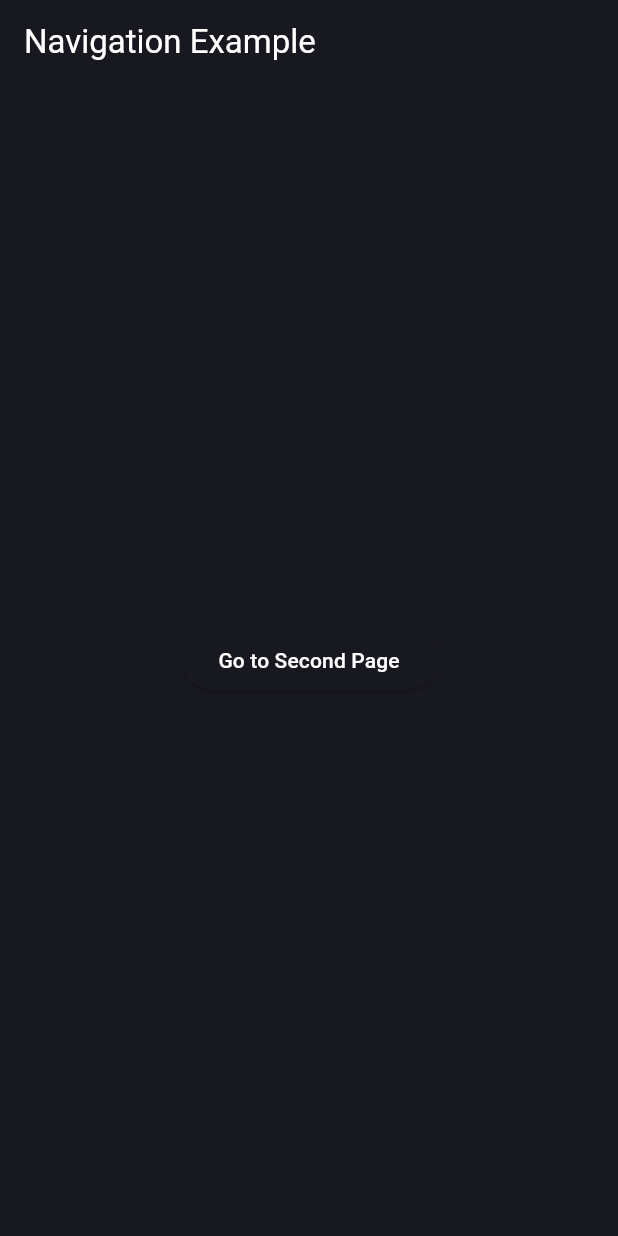
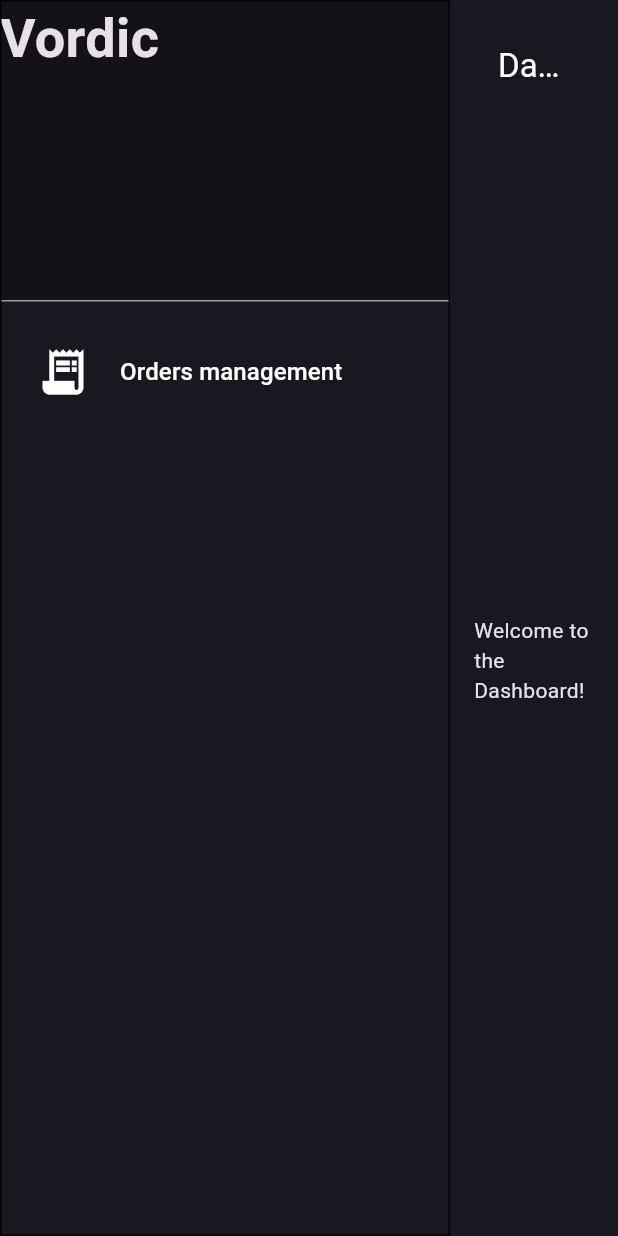
Before and after one commit to Yahia-Shwky-Sief/vordic_admin, a Flutter app: the screen it shows after launch, on a phone screen of 412 x 824 dp. Run offline on Flutter 3.47's test engine with Material 3 defaults, Android fonts, the phone set to English and light mode, and no system bars; our stand-ins replace firebase_core, page_transition, supabase_flutter; accounts and stored records are empty; generated files the repository leaves out were written again; Roboto replaces fonts that are missing (Dejavu).

Commit message:
Refactor navigation structure by removing old Nav widget and implementing a new drawer-based navigation system with a Dashboard home screen

```diff
--- /dev/null
+++ b/lib/core/widgets/nav/nav.dart
@@ -0,0 +1,20 @@
+import 'package:flutter/material.dart';
+import 'package:vordic_admin/core/widgets/nav/widgets/widgets/drawer.dart';
+
+Widget nav({required context, required Widget body}) {
+  return Scaffold(
+    extendBodyBehindAppBar: true,
+    body: Row(
+      crossAxisAlignment: CrossAxisAlignment.start,
+      children: [
+        drawer(context: context),
+        Expanded(
+          child: Padding(
+            padding: const EdgeInsets.all(16),
+            child: body,
+          ),
+        ),
+      ],
+    ),
+  );
+}
--- /dev/null
+++ b/lib/features/dashboard/dashboard.dart
@@ -0,0 +1,21 @@
+import 'package:flutter/material.dart';
+import 'package:vordic_admin/core/widgets/nav/nav.dart';
+
+class Dashboard extends StatelessWidget {
+  const Dashboard({super.key});
+
+  @override
+  Widget build(BuildContext context) {
+    return nav(
+      context: context,
+      body: Scaffold(
+        appBar: AppBar(
+          title: const Text('Dashboard'),
+        ),
+        body: const Center(
+          child: Text('Welcome to the Dashboard!'),
+        ),
+      ),
+    );
+  }
+}
--- a/lib/features/nav/nav.dart
+++ /dev/null
@@ -1,20 +0,0 @@
-import 'package:flutter/material.dart';
-
-class Nav extends StatelessWidget {
-  const Nav({super.key});
-
-  @override
-  Widget build(BuildContext context) {
-    return Scaffold(
-      appBar: AppBar(
-        title: const Text('Navigation Example'),
-      ),
-      body: Center(
-        child: ElevatedButton(
-          onPressed: () {},
-          child: const Text('Go to Second Page'),
-        ),
-      ),
-    );
-  }
-}
--- a/lib/main.dart
+++ b/lib/main.dart
@@ -1,12 +1,13 @@
 import 'package:flutter/material.dart';
 import 'package:supabase_flutter/supabase_flutter.dart';
+import 'package:vordic_admin/core/secrets/supabase_api_keys.dart';
 import 'package:vordic_admin/core/theme/theme.dart';
-import 'package:vordic_admin/features/nav/nav.dart';
 import 'package:firebase_core/firebase_core.dart';
+import 'package:vordic_admin/features/dashboard/dashboard.dart';
 import 'package:vordic_admin/firebase_options.dart';
-import 'package:vordic_admin/core/constants/supabase_api_keys.dart';
 
 void main() async {
+  WidgetsFlutterBinding.ensureInitialized();
   await Firebase.initializeApp(
     options: DefaultFirebaseOptions.currentPlatform,
   );
@@ -25,7 +26,7 @@ class MyApp extends StatelessWidget {
     return MaterialApp(
       debugShowCheckedModeBanner: false,
       theme: AppTheme.darkThemeMode,
-      home: const Nav(),
+      home: const Dashboard(),
     );
   }
 }
```
Also changed, not shown: lib/core/widgets/nav/widgets/widgets/drawer.dart (added, +36 -0 lines), lib/core/widgets/nav/widgets/widgets/drawer_button.dart (added, +39 -0 lines).
